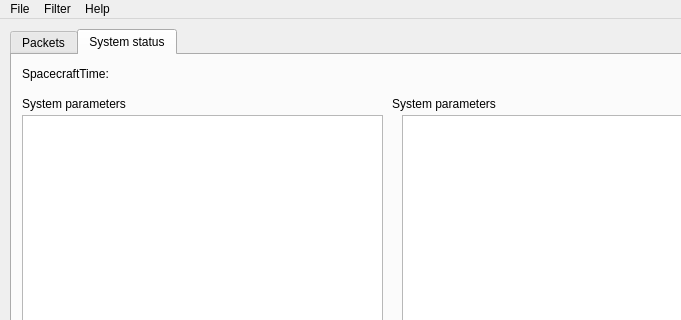
The window that app/Views/Views_Ui/Ui_Files/MainView.ui (ESROCOS/tools-pusconsole) describes before a commit, drawn with Qt 5; both pictures show x 0 to 681 and y 0 to 320 of the 1201 by 596 pixel window.
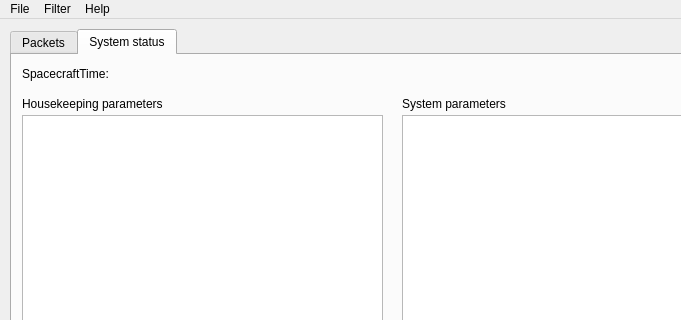
The same window after the commit. The open tabs and pages were chosen to show the change. Icons and pictures are not drawn.

The edit to the form file:
```diff
--- a/app/Views/Views_Ui/Ui_Files/MainView.ui
+++ b/app/Views/Views_Ui/Ui_Files/MainView.ui
@@ -135,18 +135,18 @@
        <rect>
         <x>10</x>
         <y>40</y>
-        <width>141</width>
+        <width>191</width>
         <height>17</height>
        </rect>
       </property>
       <property name="text">
-       <string>System parameters</string>
+       <string>Housekeeping parameters</string>
       </property>
      </widget>
      <widget class="QLabel" name="label_5">
       <property name="geometry">
        <rect>
-        <x>380</x>
+        <x>390</x>
         <y>40</y>
         <width>141</width>
         <height>17</height>
```
Left out of the diff: 6 changed lines with no effect on the pictures.
